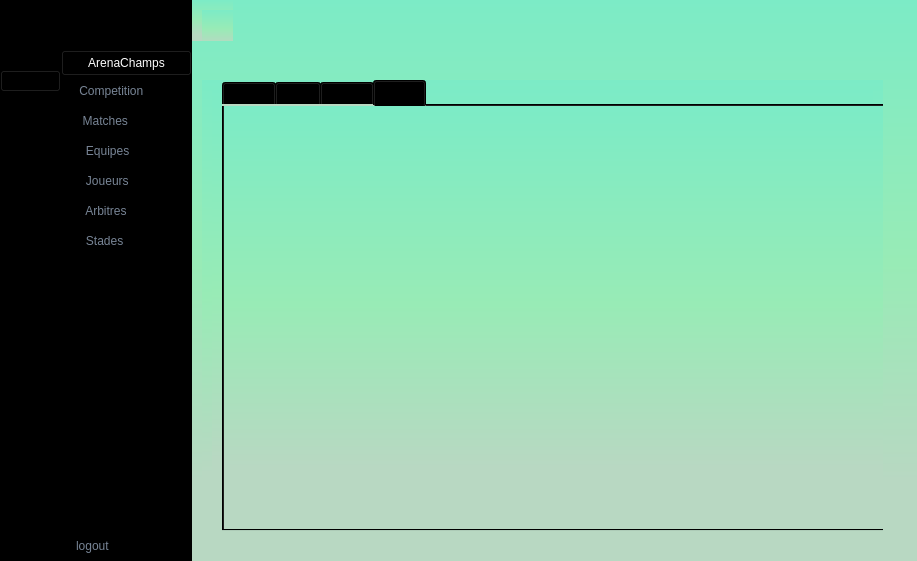
Above: mainwindow.ui from ProjetCPP-S2-2A15/projetcpp2a15-proliga before the change. Below: the same form after it.
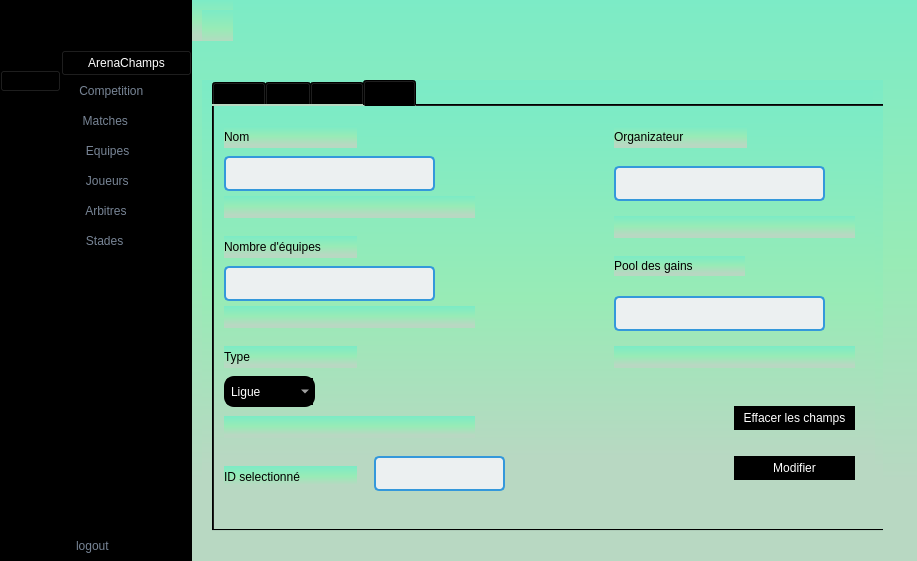
That is the form after the change. Icons and pictures are not drawn.

Patch:
```diff
--- a/mainwindow.ui
+++ b/mainwindow.ui
@@ -543,7 +543,7 @@
       </layout>
      </widget>
     </item>
-    <item row="0" column="2">
+    <item row="0" column="3">
      <widget class="QWidget" name="widget_3" native="true">
       <property name="styleSheet">
        <string notr="true">
@@ -591,7 +591,7 @@
          <x>10</x>
          <y>80</y>
          <width>681</width>
-         <height>461</height>
+         <height>451</height>
         </rect>
        </property>
        <property name="currentIndex">
@@ -641,9 +641,9 @@
          </property>
          <property name="geometry">
           <rect>
-           <x>20</x>
+           <x>10</x>
            <y>0</y>
-           <width>671</width>
+           <width>681</width>
            <height>451</height>
           </rect>
          </property>
@@ -1040,6 +1040,386 @@
           <attribute name="title">
            <string>Page</string>
           </attribute>
+          <widget class="QWidget" name="widget_2" native="true">
+           <property name="geometry">
+            <rect>
+             <x>0</x>
+             <y>0</y>
+             <width>661</width>
+             <height>411</height>
+            </rect>
+           </property>
+           <widget class="QLineEdit" name="majNom">
+            <property name="geometry">
+             <rect>
+              <x>10</x>
+              <y>50</y>
+              <width>211</width>
+              <height>35</height>
+             </rect>
+            </property>
+            <property name="styleSheet">
+             <string notr="true">border: 2px solid #3498db;
+    border-radius: 5px;
+    padding: 5px;
+    font-size: 14px;
+    color: #2c3e50;
+    background-color: #ecf0f1;</string>
+            </property>
+           </widget>
+           <widget class="QPushButton" name="effacerch">
+            <property name="geometry">
+             <rect>
+              <x>520</x>
+              <y>300</y>
+              <width>121</width>
+              <height>24</height>
+             </rect>
+            </property>
+            <property name="styleSheet">
+             <string notr="true">QPushButton {
+    background-color: black;
+    color: white;
+    border: none;
+    padding: 5px 10px;
+    border-radius: 25px; /* Increased border-radius for more rounded corners */
+}
+
+QPushButton:hover {
+    background-color: #333;
+}
+
+QPushButton:pressed {
+    background-color: #555;
+}
+
+QPushButton:pressed {
+    background-color: #555; /* Even lighter shade when pressed */
+}</string>
+            </property>
+            <property name="text">
+             <string>Effacer les champs</string>
+            </property>
+           </widget>
+           <widget class="QPushButton" name="majbutton">
+            <property name="geometry">
+             <rect>
+              <x>520</x>
+              <y>350</y>
+              <width>121</width>
+              <height>24</height>
+             </rect>
+            </property>
+            <property name="styleSheet">
+             <string notr="true">QPushButton {
+    background-color: black;
+    color: white;
+    border: none;
+    padding: 5px 10px;
+    border-radius: 25px; /* Increased border-radius for more rounded corners */
+}
+
+QPushButton:hover {
+    background-color: #333;
+}
+
+QPushButton:pressed {
+    background-color: #555;
+}
+
+QPushButton:pressed {
+    background-color: #555; /* Even lighter shade when pressed */
+}</string>
+            </property>
+            <property name="text">
+             <string>Modifier</string>
+            </property>
+           </widget>
+           <widget class="QLineEdit" name="majOrg">
+            <property name="geometry">
+             <rect>
+              <x>400</x>
+              <y>60</y>
+              <width>211</width>
+              <height>35</height>
+             </rect>
+            </property>
+            <property name="styleSheet">
+             <string notr="true">border: 2px solid #3498db;
+    border-radius: 5px;
+    padding: 5px;
+    font-size: 14px;
+    color: #2c3e50;
+    background-color: #ecf0f1;</string>
+            </property>
+           </widget>
+           <widget class="QLineEdit" name="majPG">
+            <property name="geometry">
+             <rect>
+              <x>400</x>
+              <y>190</y>
+              <width>211</width>
+              <height>35</height>
+             </rect>
+            </property>
+            <property name="styleSheet">
+             <string notr="true">border: 2px solid #3498db;
+    border-radius: 5px;
+    padding: 5px;
+    font-size: 14px;
+    color: #2c3e50;
+    background-color: #ecf0f1;</string>
+            </property>
+           </widget>
+           <widget class="QLineEdit" name="majNbrE">
+            <property name="geometry">
+             <rect>
+              <x>10</x>
+              <y>160</y>
+              <width>211</width>
+              <height>35</height>
+             </rect>
+            </property>
+            <property name="styleSheet">
+             <string notr="true">border: 2px solid #3498db;
+    border-radius: 5px;
+    padding: 5px;
+    font-size: 14px;
+    color: #2c3e50;
+    background-color: #ecf0f1;</string>
+            </property>
+           </widget>
+           <widget class="QLabel" name="label_45">
+            <property name="geometry">
+             <rect>
+              <x>10</x>
+              <y>20</y>
+              <width>133</width>
+              <height>22</height>
+             </rect>
+            </property>
+            <property name="styleSheet">
+             <string notr="true">background-color: qlineargradient(spread:pad, x1:0, y1:0, x2:0, y2:1, stop:0 rgba(124, 235, 198, 255), stop:0.468504 rgba(152, 235, 182, 255), stop:0.854331 rgba(184, 216, 194, 255));</string>
+            </property>
+            <property name="text">
+             <string>Nom</string>
+            </property>
+           </widget>
+           <widget class="QLabel" name="label_46">
+            <property name="geometry">
+             <rect>
+              <x>10</x>
+              <y>130</y>
+              <width>133</width>
+              <height>22</height>
+             </rect>
+            </property>
+            <property name="styleSheet">
+             <string notr="true">background-color: qlineargradient(spread:pad, x1:0, y1:0, x2:0, y2:1, stop:0 rgba(124, 235, 198, 255), stop:0.468504 rgba(152, 235, 182, 255), stop:0.854331 rgba(184, 216, 194, 255));</string>
+            </property>
+            <property name="text">
+             <string>Nombre d'équipes</string>
+            </property>
+           </widget>
+           <widget class="QLabel" name="label_47">
+            <property name="geometry">
+             <rect>
+              <x>400</x>
+              <y>20</y>
+              <width>133</width>
+              <height>22</height>
+             </rect>
+            </property>
+            <property name="styleSheet">
+             <string notr="true">background-color: qlineargradient(spread:pad, x1:0, y1:0, x2:0, y2:1, stop:0 rgba(124, 235, 198, 255), stop:0.468504 rgba(152, 235, 182, 255), stop:0.854331 rgba(184, 216, 194, 255));</string>
+            </property>
+            <property name="text">
+             <string>Organizateur</string>
+            </property>
+           </widget>
+           <widget class="QLabel" name="label_48">
+            <property name="geometry">
+             <rect>
+              <x>400</x>
+              <y>150</y>
+              <width>131</width>
+              <height>20</height>
+             </rect>
+            </property>
+            <property name="styleSheet">
+             <string notr="true">background-color: qlineargradient(spread:pad, x1:0, y1:0, x2:0, y2:1, stop:0 rgba(124, 235, 198, 255), stop:0.468504 rgba(152, 235, 182, 255), stop:0.854331 rgba(184, 216, 194, 255));</string>
+            </property>
+            <property name="text">
+             <string>Pool des gains</string>
+            </property>
+           </widget>
+           <widget class="QLineEdit" name="IDchamphidden">
+            <property name="enabled">
+             <bool>false</bool>
+            </property>
+            <property name="geometry">
+             <rect>
+              <x>160</x>
+              <y>350</y>
+              <width>131</width>
+              <height>35</height>
+             </rect>
+            </property>
+            <property name="styleSheet">
+             <string notr="true">border: 2px solid #3498db;
+    border-radius: 5px;
+    padding: 5px;
+    font-size: 14px;
+    color: #2c3e50;
+    background-color: #ecf0f1;</string>
+            </property>
+           </widget>
+           <widget class="QLabel" name="label_49">
+            <property name="geometry">
+             <rect>
+              <x>10</x>
+              <y>360</y>
+              <width>133</width>
+              <height>22</height>
+             </rect>
+            </property>
+            <property name="styleSheet">
+             <string notr="true">background-color: qlineargradient(spread:pad, x1:0, y1:0, x2:0, y2:1, stop:0 rgba(124, 235, 198, 255), stop:0.468504 rgba(152, 235, 182, 255), stop:0.854331 rgba(184, 216, 194, 255));</string>
+            </property>
+            <property name="text">
+             <string>ID selectionné</string>
+            </property>
+           </widget>
+           <widget class="QComboBox" name="majT">
+            <property name="geometry">
+             <rect>
+              <x>10</x>
+              <y>270</y>
+              <width>91</width>
+              <height>31</height>
+             </rect>
+            </property>
+            <property name="styleSheet">
+             <string notr="true">border: 2px solid black; /* Black border */
+    border-radius: 10px; /* Adjust the radius for desired roundness */
+    background-color: black; /* Black background */
+    color: white; /* White text color */
+    padding: 5px; /* Add some padding */
+	font-size: 12px;</string>
+            </property>
+            <item>
+             <property name="text">
+              <string>Ligue</string>
+             </property>
+            </item>
+            <item>
+             <property name="text">
+              <string>--SELECT--</string>
+             </property>
+            </item>
+            <item>
+             <property name="text">
+              <string>Coupe</string>
+             </property>
+            </item>
+           </widget>
+           <widget class="QLabel" name="label_50">
+            <property name="geometry">
+             <rect>
+              <x>10</x>
+              <y>240</y>
+              <width>133</width>
+              <height>22</height>
+             </rect>
+            </property>
+            <property name="styleSheet">
+             <string notr="true">background-color: qlineargradient(spread:pad, x1:0, y1:0, x2:0, y2:1, stop:0 rgba(124, 235, 198, 255), stop:0.468504 rgba(152, 235, 182, 255), stop:0.854331 rgba(184, 216, 194, 255));</string>
+            </property>
+            <property name="text">
+             <string>Type</string>
+            </property>
+           </widget>
+           <widget class="QLabel" name="err_T_2">
+            <property name="geometry">
+             <rect>
+              <x>10</x>
+              <y>310</y>
+              <width>251</width>
+              <height>22</height>
+             </rect>
+            </property>
+            <property name="styleSheet">
+             <string notr="true">background-color: qlineargradient(spread:pad, x1:0, y1:0, x2:0, y2:1, stop:0 rgba(124, 235, 198, 255), stop:0.468504 rgba(152, 235, 182, 255), stop:0.854331 rgba(184, 216, 194, 255));</string>
+            </property>
+            <property name="text">
+             <string/>
+            </property>
+           </widget>
+           <widget class="QLabel" name="err_pool_2">
+            <property name="geometry">
+             <rect>
+              <x>400</x>
+              <y>240</y>
+              <width>241</width>
+              <height>22</height>
+             </rect>
+            </property>
+            <property name="styleSheet">
+             <string notr="true">background-color: qlineargradient(spread:pad, x1:0, y1:0, x2:0, y2:1, stop:0 rgba(124, 235, 198, 255), stop:0.468504 rgba(152, 235, 182, 255), stop:0.854331 rgba(184, 216, 194, 255));</string>
+            </property>
+            <property name="text">
+             <string/>
+            </property>
+           </widget>
+           <widget class="QLabel" name="err_Org_2">
+            <property name="geometry">
+             <rect>
+              <x>400</x>
+              <y>110</y>
+              <width>241</width>
+              <height>22</height>
+             </rect>
+            </property>
+            <property name="styleSheet">
+             <string notr="true">background-color: qlineargradient(spread:pad, x1:0, y1:0, x2:0, y2:1, stop:0 rgba(124, 235, 198, 255), stop:0.468504 rgba(152, 235, 182, 255), stop:0.854331 rgba(184, 216, 194, 255));</string>
+            </property>
+            <property name="text">
+             <string/>
+            </property>
+           </widget>
+           <widget class="QLabel" name="err_nom_2">
+            <property name="geometry">
+             <rect>
+              <x>10</x>
+              <y>90</y>
+              <width>251</width>
+              <height>22</height>
+             </rect>
+            </property>
+            <property name="styleSheet">
+             <string notr="true">background-color: qlineargradient(spread:pad, x1:0, y1:0, x2:0, y2:1, stop:0 rgba(124, 235, 198, 255), stop:0.468504 rgba(152, 235, 182, 255), stop:0.854331 rgba(184, 216, 194, 255));</string>
+            </property>
+            <property name="text">
+             <string/>
+            </property>
+           </widget>
+           <widget class="QLabel" name="err_nbrE_2">
+            <property name="geometry">
+             <rect>
+              <x>10</x>
+              <y>200</y>
+              <width>251</width>
+              <height>22</height>
+             </rect>
+            </property>
+            <property name="styleSheet">
+             <string notr="true">background-color: qlineargradient(spread:pad, x1:0, y1:0, x2:0, y2:1, stop:0 rgba(124, 235, 198, 255), stop:0.468504 rgba(152, 235, 182, 255), stop:0.854331 rgba(184, 216, 194, 255));</string>
+            </property>
+            <property name="text">
+             <string/>
+            </property>
+           </widget>
+          </widget>
          </widget>
         </widget>
        </widget>
```
Left out of the diff: 126 changed lines with no effect on the pictures.
